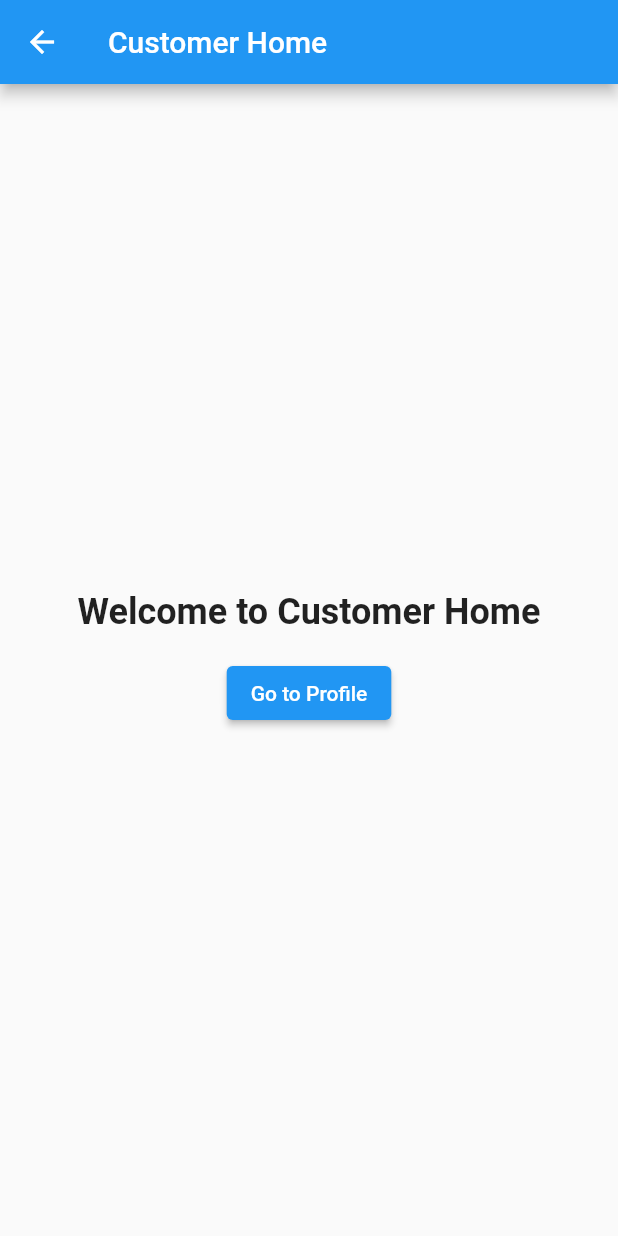
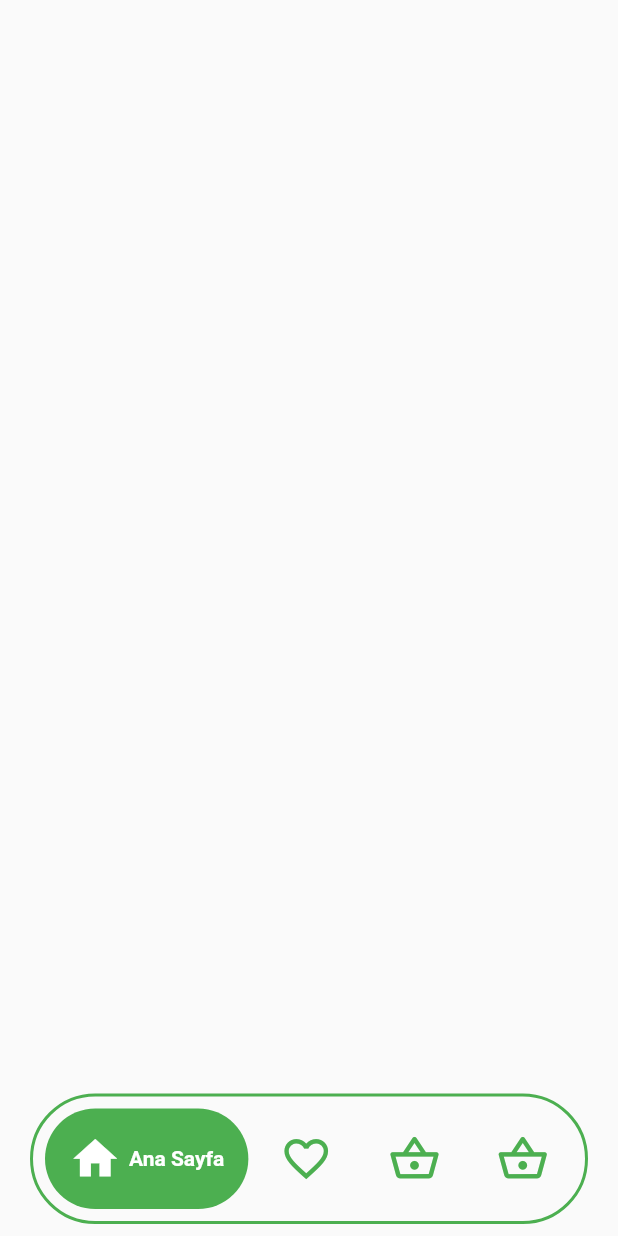
Before and after one commit to huseyinasan/biyemek, a Flutter app: the CustomerHomePage screen opened directly, on a phone screen of 412 x 824 dp. Run offline on Flutter 3.47's test engine with Material 2 defaults, Android fonts, the phone set to English and light mode, and no system bars; drawn by our look-alikes of google_nav_bar; our stand-ins replace animated_splash_screen, cloud_firestore, firebase_auth, firebase_core, flutter_spinkit, google_sign_in and 2 more; accounts and stored records are empty.

Commit message:
commit for pull

```diff
--- a/lib/screens/customer_screens/authentication/customer_login_page.dart
+++ b/lib/screens/customer_screens/authentication/customer_login_page.dart
@@ -38,7 +38,7 @@ class _CustomerLoginPageState extends State<CustomerLoginPage> {
           context,
           MaterialPageRoute(
             builder: (context) {
-              return const CustomerHomePage();
+              return  CustomerHomePage();
             },
           ),
         );
--- a/lib/screens/customer_screens/home/customer_homepage.dart
+++ b/lib/screens/customer_screens/home/customer_homepage.dart
@@ -1,8 +1,9 @@
 import 'package:firebase_auth/firebase_auth.dart';
 import 'package:flutter/material.dart';
+import 'package:google_nav_bar/google_nav_bar.dart';
 
 class CustomerHomePage extends StatelessWidget {
-  const CustomerHomePage({super.key});
+  CustomerHomePage({super.key});
 
   Future<void> signUserOut() async {
     try {
@@ -12,29 +13,68 @@ class CustomerHomePage extends StatelessWidget {
     }
   }
 
+
+
+
   @override
   Widget build(BuildContext context) {
     return Scaffold(
-      appBar: AppBar(
-        title: const Text('Customer Home'),
-      ),
-      body: Center(
-        child: Column(
+
+      body: PageView(
+
+        children: [
+          Column(
           mainAxisAlignment: MainAxisAlignment.center,
           children: [
-            const Text(
-              'Welcome to Customer Home',
-              style: TextStyle(
-                fontSize: 24,
-                fontWeight: FontWeight.bold,
-              ),
+
+
+          ],
+        ),
+        ]
+      ),
+      bottomNavigationBar: Padding(
+        padding: const EdgeInsets.symmetric(horizontal: 20.0, vertical: 8.0),
+        child: Container(
+          width: 130,
+          height: 87,
+          decoration: BoxDecoration(
+            border: Border.all(
+              color: Colors.green,
+              width: 2.0,
             ),
-            const SizedBox(height: 16),
-            ElevatedButton(
-              onPressed: signUserOut,
-              child: const Text('Go to Profile'),
+            borderRadius: BorderRadius.circular(60.0),
+          ),
+          child: Padding(
+            padding:
+            const EdgeInsets.symmetric(horizontal: 8.0, vertical: 8.0),
+            child: GNav(
+              color: Colors.green,
+              activeColor: Colors.white,
+              tabBackgroundColor: Colors.green,
+              iconSize: 35,
+              gap: 5,
+              padding: const EdgeInsets.all(16),
+              tabs: const [
+                GButton(
+                  icon: Icons.home,
+                  text: "Ana Sayfa",
+                ),
+                GButton(
+                  icon: Icons.favorite_border,
+                  text: "Favoriler",
+                ),
+                GButton(
+                  icon: Icons.shopping_basket_outlined,
+                  text: "Siparişlerim",
+                ),
+                GButton(
+                  icon: Icons.shopping_basket_outlined,
+                  text: "Sepetim",
+                ),
+              ],
+
             ),
-          ],
+          ),
         ),
       ),
     );
--- a/lib/services/google_auth_service.dart
+++ b/lib/services/google_auth_service.dart
@@ -23,7 +23,7 @@ class AuthService {
           context,
           MaterialPageRoute(
             builder: (context) {
-              return const CustomerHomePage();
+              return CustomerHomePage();
             },
           ),
         );
```
Also changed, not shown: lib/screens/onboarding/entrances/business_entrance.dart (+44 -0 lines), pubspec.lock.
